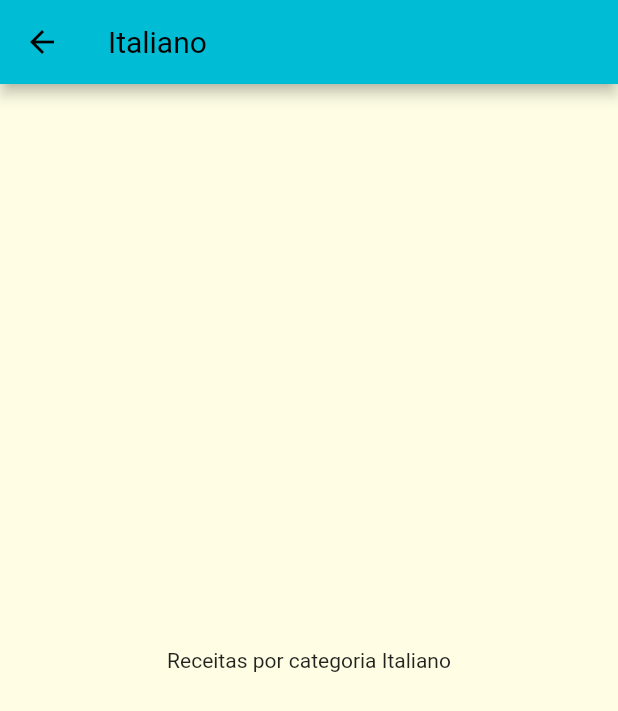
After one commit to fabioassis34/app-refeicao, a Flutter app: the screen it shows after launch, after a tap on "Italiano", on a phone screen of 412 x 824 dp. The commit adds this screen. Shown: the top 711 px of the screen. Run offline on Flutter 3.47's test engine with Material 2 defaults, Android fonts, the light colour scheme and no system bars.

Commit message:
criação do sistema de rotas nomeadas

```diff
--- a/lib/components/category_item.dart
+++ b/lib/components/category_item.dart
@@ -1,5 +1,6 @@
 import 'package:flutter/material.dart';
 import 'package:refeicao/models/category.dart';
+import 'package:refeicao/utils/app_routes.dart';
 
 class CategoryItem extends StatelessWidget {
   final Category category;
@@ -9,9 +10,20 @@ class CategoryItem extends StatelessWidget {
     required this.category,
   }) : super(key: key);
 
+  void _selectCategory(BuildContext context) {
+    Navigator.of(context).pushNamed(
+      AppRoutes.categoriesMeals,
+      arguments: category,
+    );
+  }
+
   @override
   Widget build(BuildContext context) {
-    return Container(
+    return InkWell(
+      onTap: () => _selectCategory(context),
+      borderRadius: BorderRadius.circular(15),
+      splashColor: Theme.of(context).colorScheme.secondary,
+      child: Container(
         padding: const EdgeInsets.all(15),
         decoration: BoxDecoration(
           borderRadius: BorderRadius.circular(15),
@@ -27,6 +39,7 @@ class CategoryItem extends StatelessWidget {
           category.title,
           style: Theme.of(context).textTheme.headline1,
         ),
+      ),
     );
   }
 }
--- a/lib/main.dart
+++ b/lib/main.dart
@@ -1,5 +1,7 @@
 import 'package:flutter/material.dart';
+import 'package:refeicao/screens/categories_meals_screen.dart';
 import 'package:refeicao/screens/categories_screen.dart';
+import 'package:refeicao/utils/app_routes.dart';
 
 void main() => runApp(MyApp());
 
@@ -22,7 +24,10 @@ class MyApp extends StatelessWidget {
           colorScheme: ColorScheme.fromSwatch(primarySwatch: Colors.cyan)
               .copyWith(secondary: Colors.grey),
           canvasColor: const Color.fromRGBO(255, 254, 229, 1)),
-      home: const CategoriesScreen(),
+      routes: {
+        AppRoutes.home: (ctx) => const CategoriesScreen(),
+        AppRoutes.categoriesMeals: (ctx) => const CategoriesMealsScreen()
+      },
     );
   }
 }
--- /dev/null
+++ b/lib/screens/categories_meals_screen.dart
@@ -0,0 +1,19 @@
+import 'package:flutter/material.dart';
+import 'package:refeicao/models/category.dart';
+
+class CategoriesMealsScreen extends StatelessWidget {
+  const CategoriesMealsScreen({
+    Key? key,
+  }) : super(key: key);
+
+  @override
+  Widget build(BuildContext context) {
+    final category = ModalRoute.of(context)!.settings.arguments as Category;
+    return Scaffold(
+      appBar: AppBar(
+        title: Text(category.title),
+      ),
+      body: Center(child: Text('Receitas por categoria ${category.title}')),
+    );
+  }
+}
--- /dev/null
+++ b/lib/utils/app_routes.dart
@@ -0,0 +1,4 @@
+class AppRoutes {
+  static const home = '/';
+  static const categoriesMeals = '/categories-meals';
+}
```
Lines whose indentation alone changed are shown as unchanged.
